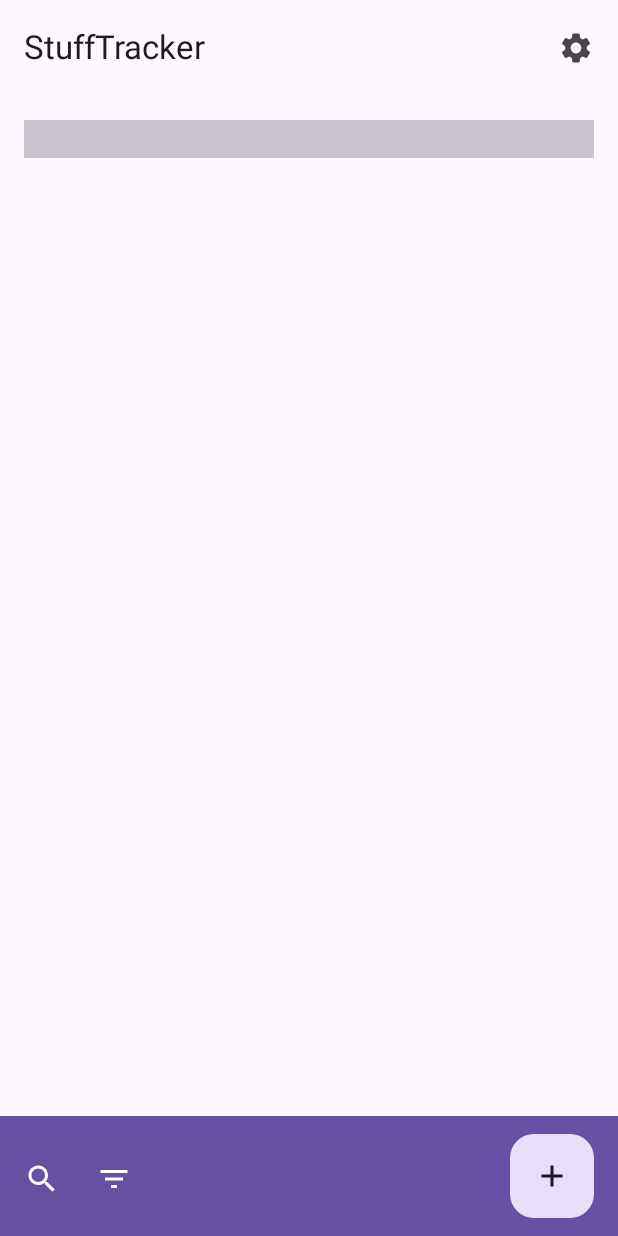
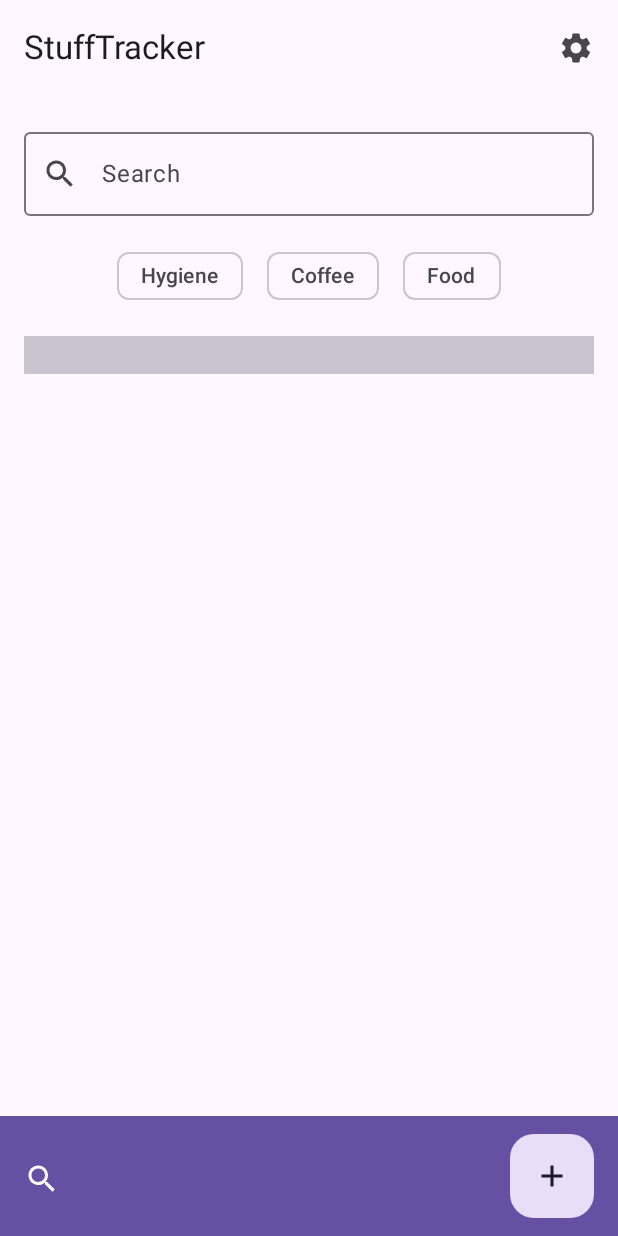
Before and after one commit to dawids21/StuffTracker, an Android app built with Jetpack Compose: the HomeScreen screen opened through its navigation route, after a tap on "Search", on a phone screen of 412 x 824 dp. Run offline under Robolectric (Android 15) with nearby library versions, the phone set to English and light mode, and no system bars; libraries missing offline, so code that uses them is left out: me.saket.swipe; missing, so only their content is drawn: SwipeableActionsBox; 3 statements that could not run were skipped.

Commit message:
feat: Implement searching

```diff
--- a/app/src/main/java/xyz/stasiak/stufftracker/ui/home/HomeScreen.kt
+++ b/app/src/main/java/xyz/stasiak/stufftracker/ui/home/HomeScreen.kt
@@ -3,7 +3,6 @@ package xyz.stasiak.stufftracker.ui.home
 import androidx.compose.foundation.Image
 import androidx.compose.foundation.clickable
 import androidx.compose.foundation.layout.Arrangement
-import androidx.compose.foundation.layout.Box
 import androidx.compose.foundation.layout.Column
 import androidx.compose.foundation.layout.Row
 import androidx.compose.foundation.layout.fillMaxSize
@@ -15,7 +14,6 @@ import androidx.compose.foundation.lazy.items
 import androidx.compose.foundation.shape.RoundedCornerShape
 import androidx.compose.material.icons.Icons
 import androidx.compose.material.icons.filled.CheckCircle
-import androidx.compose.material.icons.filled.FilterList
 import androidx.compose.material.icons.filled.Refresh
 import androidx.compose.material.icons.filled.Search
 import androidx.compose.material.icons.filled.Settings
@@ -50,7 +48,7 @@ import xyz.stasiak.stufftracker.ui.theme.StuffTrackerTheme
 
 @Composable
 fun HomeScreen(modifier: Modifier = Modifier) {
-    val filtersShown = rememberSaveable { mutableStateOf(false) }
+    val showSearch = rememberSaveable { mutableStateOf(false) }
     Scaffold(
         topBar = {
             StuffTrackerTopAppBar(
@@ -69,16 +67,10 @@ fun HomeScreen(modifier: Modifier = Modifier) {
         bottomBar = {
             StuffTrackerBottomAppBar(
                 actions = {
-                    IconButton(onClick = {}) {
+                    IconButton(onClick = { showSearch.value = !showSearch.value }) {
                         Icon(
                             Icons.Filled.Search,
                             contentDescription = stringResource(R.string.search)
-                        )
-                    }
-                    IconButton(onClick = { filtersShown.value = !filtersShown.value }) {
-                        Icon(
-                            Icons.Filled.FilterList,
-                            contentDescription = stringResource(R.string.filter)
                         )
                     }
                 }
@@ -89,7 +81,7 @@ fun HomeScreen(modifier: Modifier = Modifier) {
         HomeBody(
             itemList = ItemsRepository.getItems(),
             onItemClick = { },
-            filtersShown = filtersShown.value,
+            showSearch = showSearch.value,
             modifier = Modifier.padding(innerPadding)
         )
     }
@@ -99,35 +91,40 @@ fun HomeScreen(modifier: Modifier = Modifier) {
 fun HomeBody(
     itemList: List<Item>,
     onItemClick: (Int) -> Unit,
-    filtersShown: Boolean,
+    showSearch: Boolean,
     modifier: Modifier = Modifier
 ) {
+    val searchValue = remember(showSearch) { mutableStateOf("") }
     val filteredCategories = remember { mutableStateListOf<String>() }
-    Box(modifier = modifier.fillMaxSize()) {
     Column(
-            modifier = Modifier
-                .padding(16.dp),
+        modifier = modifier
+            .padding(16.dp)
+            .fillMaxSize(),
         verticalArrangement = Arrangement.spacedBy(16.dp)
     ) {
+        if (showSearch) {
+            ItemSearch(
+                searchValue = searchValue.value,
+                onSearch = { searchValue.value = it },
+            )
+        }
         if (itemList.isEmpty()) {
             Text(
                 text = stringResource(R.string.no_item_description),
                 style = MaterialTheme.typography.bodyMedium
             )
         } else {
-                ItemList(
-                    itemList = itemList,
-                    onItemClick = { onItemClick(it.id) },
-                    filteredCategories = filteredCategories
-                )
-            }
-        }
-        if (filtersShown) {
             ItemFilter(
                 categories = itemList.map { it.category }.distinct(),
                 filtered = filteredCategories,
                 addToFilter = { filteredCategories.add(it) },
                 removeFromFilter = { filteredCategories.remove(it) }
+            )
+            ItemList(
+                itemList = itemList,
+                onItemClick = { onItemClick(it.id) },
+                searchValue = searchValue.value,
+                filteredCategories = filteredCategories
             )
         }
     }
@@ -137,11 +134,13 @@ fun HomeBody(
 private fun ItemList(
     itemList: List<Item>,
     onItemClick: (Item) -> Unit,
+    searchValue: String,
     filteredCategories: List<String>,
     modifier: Modifier = Modifier
 ) {
     val filteredItems =
         itemList.filter { filteredCategories.isEmpty() || filteredCategories.contains(it.category) }
+            .filter { searchValue.isBlank() || it.name.contains(searchValue, ignoreCase = true) }
     LazyColumn(modifier = modifier) {
         items(items = filteredItems, key = { it.id }) { item ->
             ItemEntry(item = item, onItemClick = onItemClick)
@@ -233,7 +232,11 @@ private fun ItemEntry(
 @Composable
 fun HomeBodyPreview() {
     StuffTrackerTheme(dynamicColor = false, darkTheme = true) {
-        HomeBody(itemList = ItemsRepository.getItems(), onItemClick = {}, filtersShown = false)
+        HomeBody(
+            itemList = ItemsRepository.getItems(),
+            onItemClick = {},
+            showSearch = false
+        )
     }
 }
 
--- a/app/src/main/java/xyz/stasiak/stufftracker/ui/home/ItemFilter.kt
+++ b/app/src/main/java/xyz/stasiak/stufftracker/ui/home/ItemFilter.kt
@@ -1,12 +1,12 @@
 package xyz.stasiak.stufftracker.ui.home
 
 import androidx.compose.foundation.horizontalScroll
+import androidx.compose.foundation.layout.Arrangement
 import androidx.compose.foundation.layout.Row
 import androidx.compose.foundation.layout.fillMaxWidth
 import androidx.compose.foundation.layout.padding
 import androidx.compose.foundation.rememberScrollState
 import androidx.compose.material3.FilterChip
-import androidx.compose.material3.Surface
 import androidx.compose.material3.Text
 import androidx.compose.runtime.Composable
 import androidx.compose.ui.Modifier
@@ -22,11 +22,11 @@ fun ItemFilter(
     removeFromFilter: (String) -> Unit,
     modifier: Modifier = Modifier
 ) {
-    Surface(
-        shadowElevation = 8.dp, modifier = modifier
+    Row(modifier = modifier
         .fillMaxWidth()
+        .horizontalScroll(rememberScrollState()),
+        horizontalArrangement = Arrangement.Center
     ) {
-        Row(modifier = Modifier.horizontalScroll(rememberScrollState())) {
         for (category in categories) {
             val isFiltered = category in filtered
             val onClick = if (isFiltered) {
@@ -38,9 +38,8 @@ fun ItemFilter(
                 label = { Text(category) },
                 selected = isFiltered,
                 onClick = onClick,
-                    modifier = Modifier.padding(8.dp)
+                modifier = Modifier.padding(horizontal = 8.dp)
             )
-            }
         }
     }
 }
--- /dev/null
+++ b/app/src/main/java/xyz/stasiak/stufftracker/ui/home/ItemSearch.kt
@@ -0,0 +1,46 @@
+package xyz.stasiak.stufftracker.ui.home
+
+import androidx.compose.foundation.layout.fillMaxWidth
+import androidx.compose.foundation.text.KeyboardActions
+import androidx.compose.foundation.text.KeyboardOptions
+import androidx.compose.material.icons.Icons
+import androidx.compose.material.icons.outlined.Search
+import androidx.compose.material3.Icon
+import androidx.compose.material3.OutlinedTextField
+import androidx.compose.material3.Text
+import androidx.compose.runtime.Composable
+import androidx.compose.runtime.DisposableEffect
+import androidx.compose.runtime.remember
+import androidx.compose.ui.Modifier
+import androidx.compose.ui.focus.FocusRequester
+import androidx.compose.ui.focus.focusRequester
+import androidx.compose.ui.platform.LocalFocusManager
+import androidx.compose.ui.text.input.ImeAction
+
+@Composable
+fun ItemSearch(searchValue: String, onSearch: (String) -> Unit, modifier: Modifier = Modifier) {
+    val focusManager = LocalFocusManager.current
+    val focusRequester = remember { FocusRequester() }
+    OutlinedTextField(
+        value = searchValue,
+        onValueChange = onSearch,
+        label = { Text("Search") },
+        singleLine = true,
+        leadingIcon = {
+            Icon(Icons.Outlined.Search, contentDescription = null)
+        },
+        keyboardOptions = KeyboardOptions(imeAction = ImeAction.Search),
+        keyboardActions = KeyboardActions(
+            onSearch = {
+                focusManager.clearFocus()
+            },
+        ),
+        modifier = modifier
+            .fillMaxWidth()
+            .focusRequester(focusRequester)
+    )
+    DisposableEffect(Unit) {
+        focusRequester.requestFocus()
+        onDispose { }
+    }
+}
```
Lines whose indentation alone changed are shown as unchanged.
